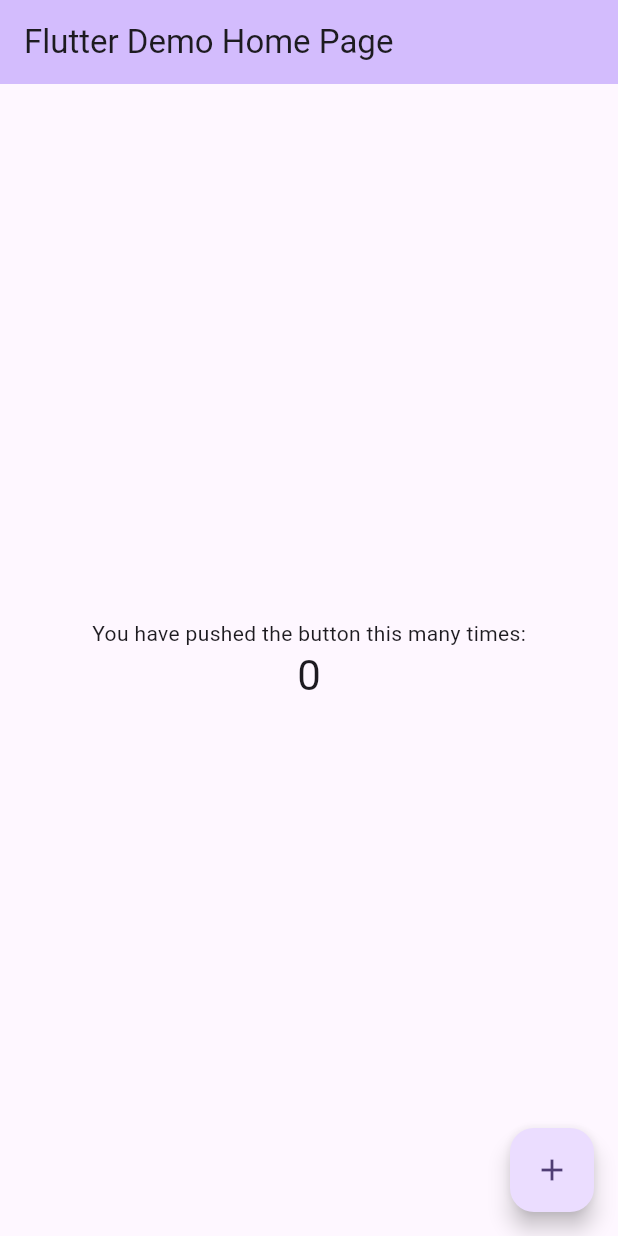
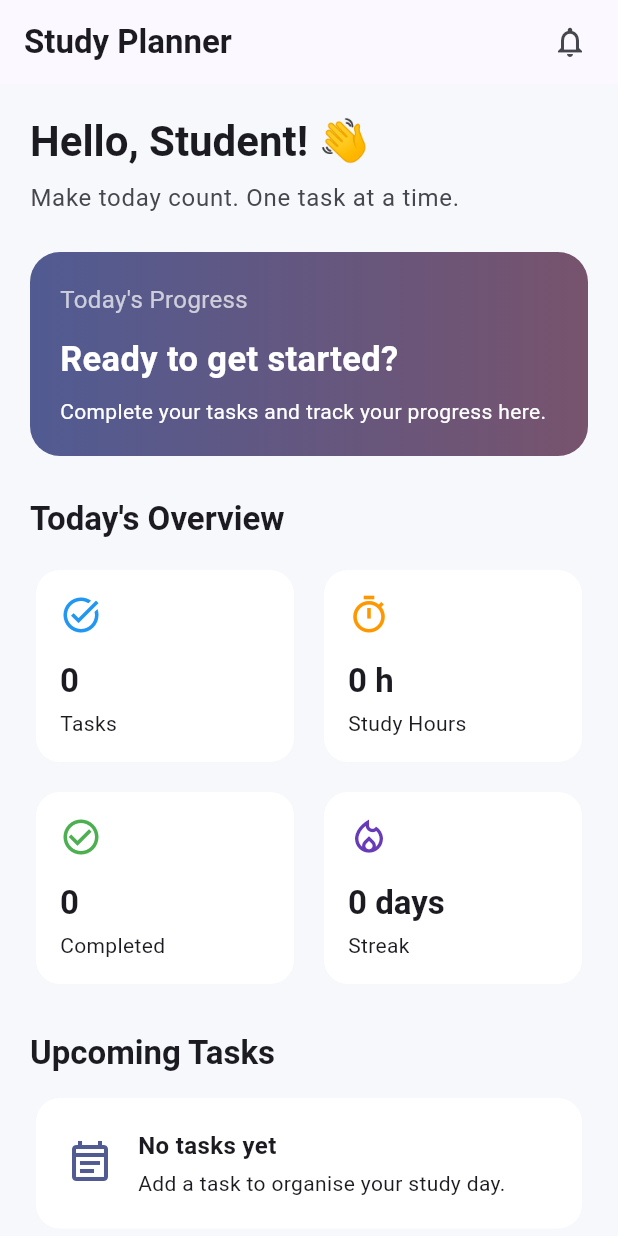
Before and after one commit to VarshiniAyyapusetty/student_productivity_planner, a Flutter app: the screen it shows after launch, on a phone screen of 412 x 824 dp. Run offline on Flutter 3.47's test engine with Material 3 defaults, Android fonts, the phone set to English and light mode, and no system bars.

Commit message:
Build initial productivity dashboard UI

```diff
--- a/lib/main.dart
+++ b/lib/main.dart
@@ -1,122 +1,32 @@
 import 'package:flutter/material.dart';
 
+import 'screens/dashboard_screen.dart';
+
 void main() {
-  runApp(const MyApp());
+  runApp(const StudentProductivityPlanner());
 }
 
-class MyApp extends StatelessWidget {
-  const MyApp({super.key});
+class StudentProductivityPlanner extends StatelessWidget {
+  const StudentProductivityPlanner({super.key});
 
-  // This widget is the root of your application.
   @override
   Widget build(BuildContext context) {
     return MaterialApp(
-      title: 'Flutter Demo',
+      title: 'Student Productivity Planner',
+      debugShowCheckedModeBanner: false,
       theme: ThemeData(
-        // This is the theme of your application.
-        //
-        // TRY THIS: Try running your application with "flutter run". You'll see
-        // the application has a purple toolbar. Then, without quitting the app,
-        // try changing the seedColor in the colorScheme below to Colors.green
-        // and then invoke "hot reload" (save your changes or press the "hot
-        // reload" button in a Flutter-supported IDE, or press "r" if you used
-        // the command line to start the app).
-        //
-        // Notice that the counter didn't reset back to zero; the application
-        // state is not lost during the reload. To reset the state, use hot
-        // restart instead.
-        //
-        // This works for code too, not just values: Most code changes can be
-        // tested with just a hot reload.
-        colorScheme: .fromSeed(seedColor: Colors.deepPurple),
+        useMaterial3: true,
+        colorScheme: ColorScheme.fromSeed(seedColor: Colors.indigo),
+        scaffoldBackgroundColor: const Color(0xFFF7F8FC),
+        cardTheme: CardThemeData(
+          elevation: 0,
+          color: Colors.white,
+          shape: RoundedRectangleBorder(
+            borderRadius: BorderRadius.circular(16),
+          ),
+        ),
       ),
-      home: const MyHomePage(title: 'Flutter Demo Home Page'),
+      home: const DashboardScreen(),
     );
   }
 }
-
-class MyHomePage extends StatefulWidget {
-  const MyHomePage({super.key, required this.title});
-
-  // This widget is the home page of your application. It is stateful, meaning
-  // that it has a State object (defined below) that contains fields that affect
-  // how it looks.
-
-  // This class is the configuration for the state. It holds the values (in this
-  // case the title) provided by the parent (in this case the App widget) and
-  // used by the build method of the State. Fields in a Widget subclass are
-  // always marked "final".
-
-  final String title;
-
-  @override
-  State<MyHomePage> createState() => _MyHomePageState();
-}
-
-class _MyHomePageState extends State<MyHomePage> {
-  int _counter = 0;
-
-  void _incrementCounter() {
-    setState(() {
-      // This call to setState tells the Flutter framework that something has
-      // changed in this State, which causes it to rerun the build method below
-      // so that the display can reflect the updated values. If we changed
-      // _counter without calling setState(), then the build method would not be
-      // called again, and so nothing would appear to happen.
-      _counter++;
-    });
-  }
-
-  @override
-  Widget build(BuildContext context) {
-    // This method is rerun every time setState is called, for instance as done
-    // by the _incrementCounter method above.
-    //
-    // The Flutter framework has been optimized to make rerunning build methods
-    // fast, so that you can just rebuild anything that needs updating rather
-    // than having to individually change instances of widgets.
-    return Scaffold(
-      appBar: AppBar(
-        // TRY THIS: Try changing the color here to a specific color (to
-        // Colors.amber, perhaps?) and trigger a hot reload to see the AppBar
-        // change color while the other colors stay the same.
-        backgroundColor: Theme.of(context).colorScheme.inversePrimary,
-        // Here we take the value from the MyHomePage object that was created by
-        // the App.build method, and use it to set our appbar title.
-        title: Text(widget.title),
-      ),
-      body: Center(
-        // Center is a layout widget. It takes a single child and positions it
-        // in the middle of the parent.
-        child: Column(
-          // Column is also a layout widget. It takes a list of children and
-          // arranges them vertically. By default, it sizes itself to fit its
-          // children horizontally, and tries to be as tall as its parent.
-          //
-          // Column has various properties to control how it sizes itself and
-          // how it positions its children. Here we use mainAxisAlignment to
-          // center the children vertically; the main axis here is the vertical
-          // axis because Columns are vertical (the cross axis would be
-          // horizontal).
-          //
-          // TRY THIS: Invoke "debug painting" (choose the "Toggle Debug Paint"
-          // action in the IDE, or press "p" in the console), to see the
-          // wireframe for each widget.
-          mainAxisAlignment: .center,
-          children: [
-            const Text('You have pushed the button this many times:'),
-            Text(
-              '$_counter',
-              style: Theme.of(context).textTheme.headlineMedium,
-            ),
-          ],
-        ),
-      ),
-      floatingActionButton: FloatingActionButton(
-        onPressed: _incrementCounter,
-        tooltip: 'Increment',
-        child: const Icon(Icons.add),
-      ),
-    );
-  }
-}
--- /dev/null
+++ b/lib/screens/dashboard_screen.dart
@@ -0,0 +1,210 @@
+import 'package:flutter/material.dart';
+
+class DashboardScreen extends StatelessWidget {
+  const DashboardScreen({super.key});
+
+  @override
+  Widget build(BuildContext context) {
+    final theme = Theme.of(context);
+
+    return Scaffold(
+      appBar: AppBar(
+        title: const Text(
+          'Study Planner',
+          style: TextStyle(fontWeight: FontWeight.bold),
+        ),
+        actions: [
+          IconButton(
+            onPressed: () {},
+            icon: const Icon(Icons.notifications_outlined),
+            tooltip: 'Notifications',
+          ),
+          const SizedBox(width: 8),
+        ],
+      ),
+      body: SingleChildScrollView(
+        padding: const EdgeInsets.all(20),
+        child: Column(
+          crossAxisAlignment: CrossAxisAlignment.start,
+          children: [
+            Text(
+              'Hello, Student! 👋',
+              style: theme.textTheme.headlineMedium?.copyWith(
+                fontWeight: FontWeight.bold,
+              ),
+            ),
+            const SizedBox(height: 8),
+            Text(
+              'Make today count. One task at a time.',
+              style: theme.textTheme.bodyLarge?.copyWith(
+                color: theme.colorScheme.onSurfaceVariant,
+              ),
+            ),
+            const SizedBox(height: 24),
+            _buildProgressCard(context),
+            const SizedBox(height: 28),
+            Text(
+              "Today's Overview",
+              style: theme.textTheme.titleLarge?.copyWith(
+                fontWeight: FontWeight.bold,
+              ),
+            ),
+            const SizedBox(height: 16),
+            Row(
+              children: [
+                Expanded(
+                  child: _buildStatCard(
+                    context,
+                    'Tasks',
+                    '0',
+                    Icons.task_alt,
+                    Colors.blue,
+                  ),
+                ),
+                const SizedBox(width: 12),
+                Expanded(
+                  child: _buildStatCard(
+                    context,
+                    'Study Hours',
+                    '0 h',
+                    Icons.timer_outlined,
+                    Colors.orange,
+                  ),
+                ),
+              ],
+            ),
+            const SizedBox(height: 12),
+            Row(
+              children: [
+                Expanded(
+                  child: _buildStatCard(
+                    context,
+                    'Completed',
+                    '0',
+                    Icons.check_circle_outline,
+                    Colors.green,
+                  ),
+                ),
+                const SizedBox(width: 12),
+                Expanded(
+                  child: _buildStatCard(
+                    context,
+                    'Streak',
+                    '0 days',
+                    Icons.local_fire_department_outlined,
+                    Colors.deepPurple,
+                  ),
+                ),
+              ],
+            ),
+            const SizedBox(height: 28),
+            Text(
+              'Upcoming Tasks',
+              style: theme.textTheme.titleLarge?.copyWith(
+                fontWeight: FontWeight.bold,
+              ),
+            ),
+            const SizedBox(height: 12),
+            Card(
+              child: Padding(
+                padding: const EdgeInsets.all(20),
+                child: Row(
+                  children: [
+                    Icon(
+                      Icons.event_note_outlined,
+                      size: 32,
+                      color: theme.colorScheme.primary,
+                    ),
+                    const SizedBox(width: 16),
+                    const Expanded(
+                      child: Column(
+                        crossAxisAlignment: CrossAxisAlignment.start,
+                        children: [
+                          Text(
+                            'No tasks yet',
+                            style: TextStyle(
+                              fontWeight: FontWeight.w600,
+                              fontSize: 16,
+                            ),
+                          ),
+                          SizedBox(height: 4),
+                          Text('Add a task to organise your study day.'),
+                        ],
+                      ),
+                    ),
+                  ],
+                ),
+              ),
+            ),
+          ],
+        ),
+      ),
+    );
+  }
+
+  Widget _buildProgressCard(BuildContext context) {
+    final theme = Theme.of(context);
+
+    return Container(
+      width: double.infinity,
+      padding: const EdgeInsets.all(20),
+      decoration: BoxDecoration(
+        gradient: LinearGradient(
+          colors: [theme.colorScheme.primary, theme.colorScheme.tertiary],
+        ),
+        borderRadius: BorderRadius.circular(20),
+      ),
+      child: const Column(
+        crossAxisAlignment: CrossAxisAlignment.start,
+        children: [
+          Text(
+            "Today's Progress",
+            style: TextStyle(color: Colors.white70, fontSize: 16),
+          ),
+          SizedBox(height: 12),
+          Text(
+            'Ready to get started?',
+            style: TextStyle(
+              color: Colors.white,
+              fontSize: 23,
+              fontWeight: FontWeight.bold,
+            ),
+          ),
+          SizedBox(height: 8),
+          Text(
+            'Complete your tasks and track your progress here.',
+            style: TextStyle(color: Colors.white),
+          ),
+        ],
+      ),
+    );
+  }
+
+  Widget _buildStatCard(
+    BuildContext context,
+    String title,
+    String value,
+    IconData icon,
+    Color color,
+  ) {
+    return Card(
+      child: Padding(
+        padding: const EdgeInsets.all(16),
+        child: Column(
+          crossAxisAlignment: CrossAxisAlignment.start,
+          children: [
+            Icon(icon, color: color, size: 28),
+            const SizedBox(height: 16),
+            Text(
+              value,
+              style: Theme.of(context).textTheme.titleLarge
+                  ?.copyWith(fontWeight: FontWeight.bold),
+            ),
+            const SizedBox(height: 4),
+            Text(title, style: Theme.of(context).textTheme.bodyMedium),
+          ],
+        ),
+      ),
+    );
+  }
+}
```
Also changed, not shown: 1 other file.
